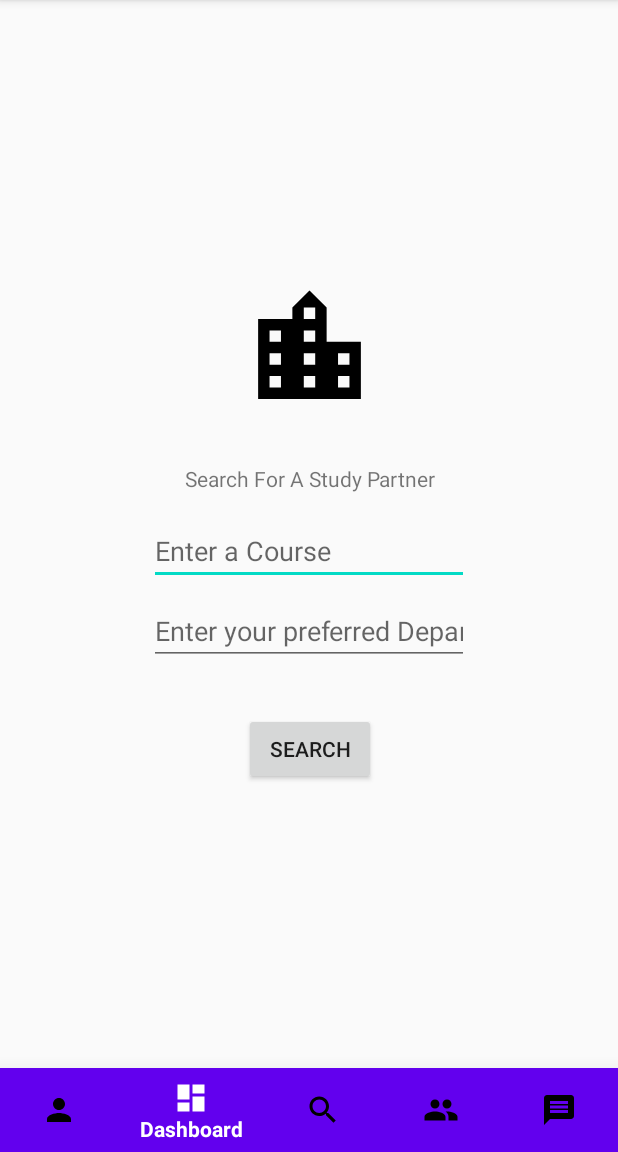
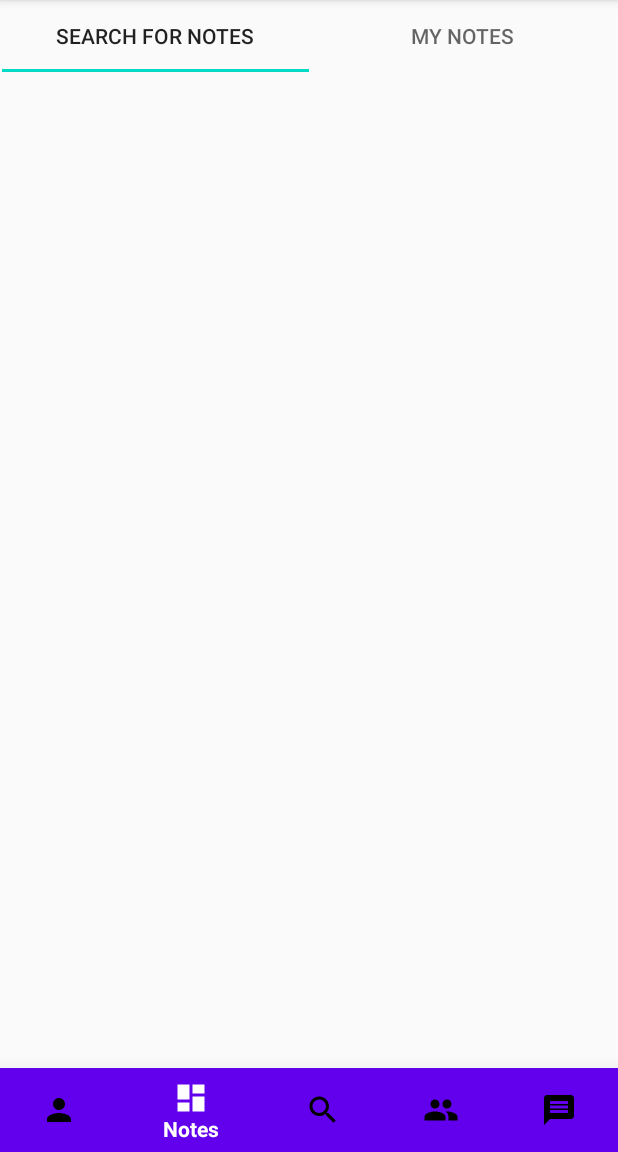
Before and after one commit to frazbakht5/On-The-Spot-OTS, an Android app: the BottomTabTestActivity screen opened directly, with no data from a screen before it, item 2 of the bottom bar chosen, on a phone screen of 412 x 824 dp, the part 84-1236 px from its top. Run offline under Robolectric (Android 15) with nearby library versions, the phone set to English and light mode, and no system bars.

Commit message:
Bottom Navigation has been added.

```diff
--- a/app/src/main/java/com/codefather/otsonthespot/BottomTabTestActivity.java
+++ b/app/src/main/java/com/codefather/otsonthespot/BottomTabTestActivity.java
@@ -3,7 +3,6 @@ package com.codefather.otsonthespot;
 import androidx.annotation.NonNull;
 import androidx.appcompat.app.AppCompatActivity;
 import androidx.fragment.app.Fragment;
-import androidx.viewpager.widget.ViewPager;
 
 import android.content.Intent;
 import android.os.Bundle;
@@ -31,7 +30,7 @@ public class BottomTabTestActivity extends AppCompatActivity
 
         bottomNavigation.setOnNavigationItemSelectedListener(bnv);
 
-        getSupportFragmentManager().beginTransaction().replace(R.id.frameLayout, new SearchFragment()).commit();
+        getSupportFragmentManager().beginTransaction().replace(R.id.frameLayout, new SearchPartnerFragment()).commit();
 
 
     }
@@ -41,7 +40,6 @@ public class BottomTabTestActivity extends AppCompatActivity
         bottomNavigation = findViewById(R.id.bottomNavigation);
         bottomNavigation.setSelectedItemId(R.id.search);
         frameLayout = findViewById(R.id.frameLayout);
-        testTextView = findViewById(R.id.testTextView);
     }
 
     @Override
@@ -66,12 +64,12 @@ public class BottomTabTestActivity extends AppCompatActivity
 
                     break;
 
-                case R.id.dashboard:
-
+                case R.id.notes:
+                    selectedFragment = new NotesFragment();
                     break;
 
                 case R.id.search:
-                    selectedFragment = new SearchFragment();
+                    selectedFragment = new SearchPartnerFragment();
                     break;
 
                 case R.id.group:
@@ -79,7 +77,7 @@ public class BottomTabTestActivity extends AppCompatActivity
                     break;
 
                 case R.id.inbox:
-                    selectedFragment = new ChatHomeActivity();
+                    selectedFragment = new ChatHomeFragment();
                     break;
 
                 default:
--- a/app/src/main/java/com/codefather/otsonthespot/SearchFragment.java
+++ b/app/src/main/java/com/codefather/otsonthespot/GroupFragment.java
@@ -9,9 +9,8 @@ import android.view.View;
 import android.view.ViewGroup;
 
 
-public class SearchFragment extends Fragment
+public class GroupFragment extends Fragment
 {
-
 
 
     @Override
@@ -26,10 +25,12 @@ public class SearchFragment extends Fragment
                              Bundle savedInstanceState)
     {
         // Inflate the layout for this fragment
-        View view = inflater.inflate(R.layout.fragment_search, container, false);
+        View view = inflater.inflate(R.layout.fragment_group, container, false);
 
 
 
         return view;
     }
 }
+
+}
--- /dev/null
+++ b/app/src/main/java/com/codefather/otsonthespot/NotesFragment.java
@@ -0,0 +1,32 @@
+package com.codefather.otsonthespot;
+
+import android.os.Bundle;
+import android.view.LayoutInflater;
+import android.view.View;
+import android.view.ViewGroup;
+
+import androidx.fragment.app.Fragment;
+
+
+public class NotesFragment extends Fragment
+{
+
+    @Override
+    public void onCreate(Bundle savedInstanceState)
+    {
+        super.onCreate(savedInstanceState);
+
+    }
+
+    @Override
+    public View onCreateView(LayoutInflater inflater, ViewGroup container,
+                             Bundle savedInstanceState)
+    {
+        // Inflate the layout for this fragment
+        View view = inflater.inflate(R.layout.fragment_notes, container, false);
+
+
+
+        return view;
+    }
+}
--- /dev/null
+++ b/app/src/main/java/com/codefather/otsonthespot/SearchPartnerFragment.java
@@ -0,0 +1,35 @@
+package com.codefather.otsonthespot;
+
+import android.os.Bundle;
+
+import androidx.fragment.app.Fragment;
+
+import android.view.LayoutInflater;
+import android.view.View;
+import android.view.ViewGroup;
+
+
+public class SearchPartnerFragment extends Fragment
+{
+
+
+
+    @Override
+    public void onCreate(Bundle savedInstanceState)
+    {
+        super.onCreate(savedInstanceState);
+
+    }
+
+    @Override
+    public View onCreateView(LayoutInflater inflater, ViewGroup container,
+                             Bundle savedInstanceState)
+    {
+        // Inflate the layout for this fragment
+        View view = inflater.inflate(R.layout.fragment_search_partner, container, false);
+
+
+
+        return view;
+    }
+}
--- a/app/src/main/res/layout/activity_bottom_tab_test.xml
+++ b/app/src/main/res/layout/activity_bottom_tab_test.xml
@@ -19,17 +19,6 @@
         app:layout_constraintBottom_toBottomOf="parent"
         app:menu="@menu/bottom_nav_menu" />
 
-    <TextView
-        android:id="@+id/testTextView"
-        android:layout_width="wrap_content"
-        android:layout_height="wrap_content"
-        android:layout_marginTop="32dp"
-        android:alpha="0"
-        android:text="TextView"
-        app:layout_constraintEnd_toEndOf="parent"
-        app:layout_constraintStart_toStartOf="parent"
-        app:layout_constraintTop_toTopOf="parent" />
-
     <FrameLayout
         android:id="@+id/frameLayout"
         android:layout_width="0dp"
--- a/app/src/main/res/layout/activity_chat_home.xml
+++ b/app/src/main/res/layout/fragment_chat_home.xml
@@ -4,7 +4,7 @@
     xmlns:tools="http://schemas.android.com/tools"
     android:layout_width="match_parent"
     android:layout_height="match_parent"
-    tools:context=".ChatHomeActivity">
+    tools:context=".ChatHomeFragment">
 
     <ListView
         android:id="@+id/allChatsListview"
--- /dev/null
+++ b/app/src/main/res/layout/fragment_group.xml
@@ -0,0 +1,6 @@
+<?xml version="1.0" encoding="utf-8"?>
+<androidx.constraintlayout.widget.ConstraintLayout
+    xmlns:android="http://schemas.android.com/apk/res/android" android:layout_width="match_parent"
+    android:layout_height="match_parent">
+
+</androidx.constraintlayout.widget.ConstraintLayout>
--- /dev/null
+++ b/app/src/main/res/layout/fragment_notes.xml
@@ -0,0 +1,36 @@
+<?xml version="1.0" encoding="utf-8"?>
+<androidx.constraintlayout.widget.ConstraintLayout xmlns:android="http://schemas.android.com/apk/res/android"
+    xmlns:app="http://schemas.android.com/apk/res-auto"
+    xmlns:tools="http://schemas.android.com/tools"
+    android:layout_width="match_parent"
+    android:layout_height="match_parent">
+
+    <com.google.android.material.tabs.TabLayout
+        android:id="@+id/tabLayout"
+        android:layout_width="409dp"
+        android:layout_height="wrap_content"
+        app:layout_constraintEnd_toEndOf="parent"
+        app:layout_constraintStart_toStartOf="parent"
+        app:layout_constraintTop_toTopOf="parent">
+
+        <com.google.android.material.tabs.TabItem
+            android:layout_width="wrap_content"
+            android:layout_height="wrap_content"
+            android:text="Search for Notes" />
+
+        <com.google.android.material.tabs.TabItem
+            android:layout_width="wrap_content"
+            android:layout_height="wrap_content"
+            android:text="My Notes" />
+
+    </com.google.android.material.tabs.TabLayout>
+
+    <androidx.viewpager.widget.ViewPager
+        android:id="@+id/viewpager"
+        android:layout_width="0dp"
+        android:layout_height="0dp"
+        app:layout_constraintBottom_toBottomOf="parent"
+        app:layout_constraintEnd_toEndOf="parent"
+        app:layout_constraintStart_toStartOf="parent"
+        app:layout_constraintTop_toBottomOf="@+id/tabLayout" />
+</androidx.constraintlayout.widget.ConstraintLayout>
--- a/app/src/main/res/layout/fragment_search.xml
+++ b/app/src/main/res/layout/fragment_search_partner.xml
@@ -3,8 +3,7 @@
     xmlns:app="http://schemas.android.com/apk/res-auto"
     xmlns:tools="http://schemas.android.com/tools"
     android:layout_width="match_parent"
-    android:layout_height="match_parent"
-    tools:context=".ui.home.HomeFragment">
+    android:layout_height="match_parent">
 
     <ImageView
         android:id="@+id/imageView"
--- a/app/src/main/res/menu/bottom_nav_menu.xml
+++ b/app/src/main/res/menu/bottom_nav_menu.xml
@@ -7,9 +7,9 @@
         android:title="Profile" />
 
     <item
-        android:id="@+id/dashboard"
+        android:id="@+id/notes"
         android:icon="@drawable/ic_dashboard_black_24dp"
-        android:title="@string/title_dashboard" />
+        android:title="Notes" />
 
     <item
         android:id="@+id/search"
--- a/app/src/main/res/navigation/mobile_navigation.xml
+++ b/app/src/main/res/navigation/mobile_navigation.xml
@@ -9,7 +9,7 @@
         android:id="@+id/navigation_home"
         android:name="com.codefather.otsonthespot.ui.home.HomeFragment"
         android:label="@string/title_home"
-        tools:layout="@layout/fragment_search" />
+        tools:layout="@layout/fragment_search_partner" />
 
     <fragment
         android:id="@+id/navigation_dashboard"
@@ -21,5 +21,5 @@
         android:id="@+id/navigation_notifications"
         android:name="com.codefather.otsonthespot.ui.notifications.NotificationsFragment"
         android:label="@string/title_notifications"
-        tools:layout="@layout/fragment_notifications" />
+        tools:layout="@layout/fragment_notes" />
 </navigation>
```
Also changed, not shown: app/src/main/AndroidManifest.xml (+1 -8 lines), app/src/main/java/com/codefather/otsonthespot/ChatHomeFragment.java (renamed from app/src/main/java/com/codefather/otsonthespot/ChatHomeActivity.java, +3 -5 lines), app/src/main/java/com/codefather/otsonthespot/DashboardActivity.java (+1 -7 lines), app/src/main/java/com/codefather/otsonthespot/MainActivity.java (deleted, +0 -17 lines), app/src/main/java/com/codefather/otsonthespot/ObjectSerializer.java (deleted, +0 -81 lines), app/src/main/res/layout/fragment_notifications.xml (deleted, +0 -22 lines), app/src/main/res/layout/fragment_profile.xml (renamed from app/src/main/res/layout/activity_main.xml, +5 -6 lines).
